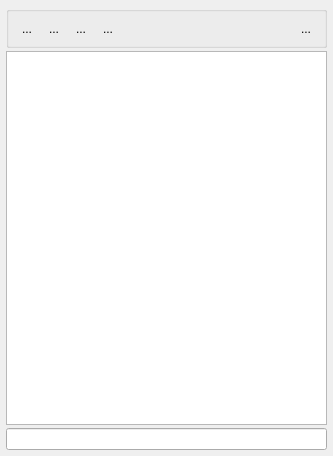
First picture: the form in Plugins/org.mitk.gui.qt.segmentation/src/internal/Common/QmitkLabelSetWidgetControls.ui, repository MITK/MITK, before the edit.
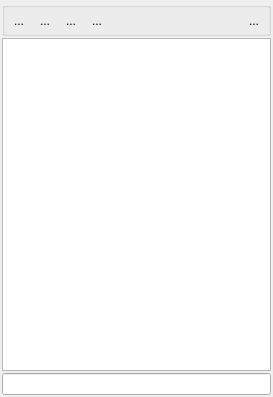
Second picture: the form after the edit. Icons and pictures are not drawn. Custom widgets are drawn as their Qt base class.

```diff
--- a/Plugins/org.mitk.gui.qt.segmentation/src/internal/Common/QmitkLabelSetWidgetControls.ui
+++ b/Plugins/org.mitk.gui.qt.segmentation/src/internal/Common/QmitkLabelSetWidgetControls.ui
@@ -6,8 +6,8 @@
    <rect>
     <x>0</x>
     <y>0</y>
-    <width>333</width>
-    <height>456</height>
+    <width>273</width>
+    <height>397</height>
    </rect>
   </property>
   <property name="styleSheet">
@@ -15,10 +15,10 @@
   </property>
   <layout class="QVBoxLayout" name="verticalLayout">
    <property name="spacing">
-    <number>3</number>
+    <number>2</number>
    </property>
    <property name="margin">
-    <number>6</number>
+    <number>2</number>
    </property>
    <item>
     <widget class="QGroupBox" name="groupBox_2">
@@ -27,10 +27,10 @@
      </property>
      <layout class="QHBoxLayout" name="horizontalLayout">
       <property name="spacing">
-       <number>3</number>
+       <number>2</number>
       </property>
       <property name="margin">
-       <number>6</number>
+       <number>2</number>
       </property>
       <item>
        <widget class="QToolButton" name="m_btNewLabelSet">
```
